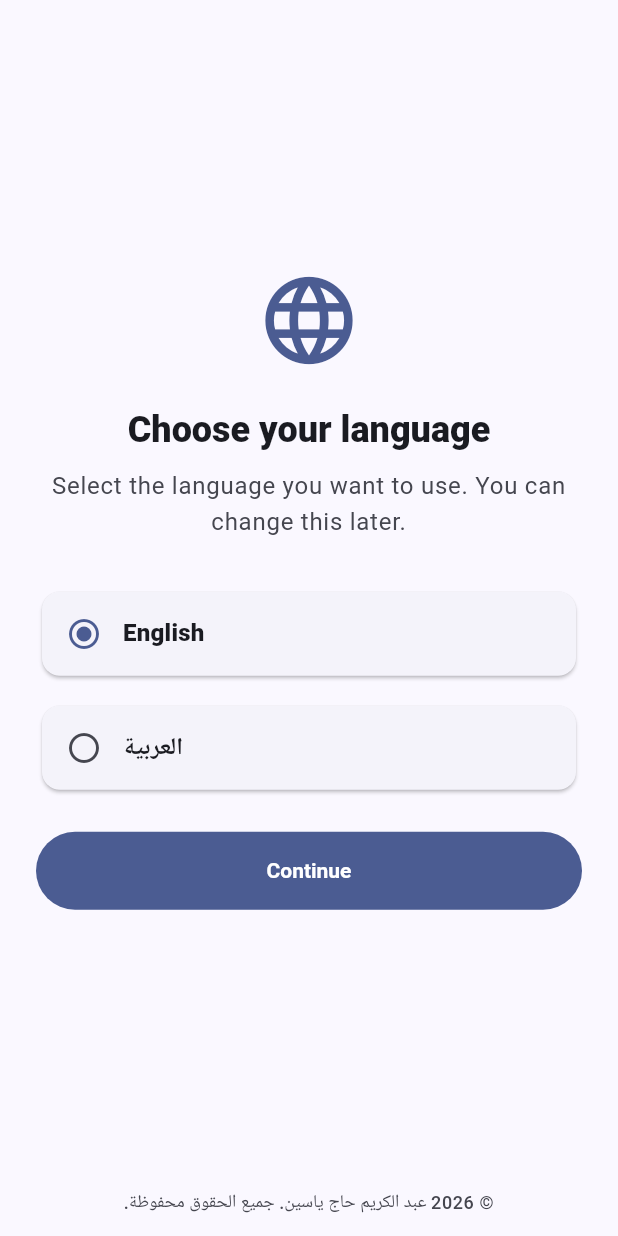
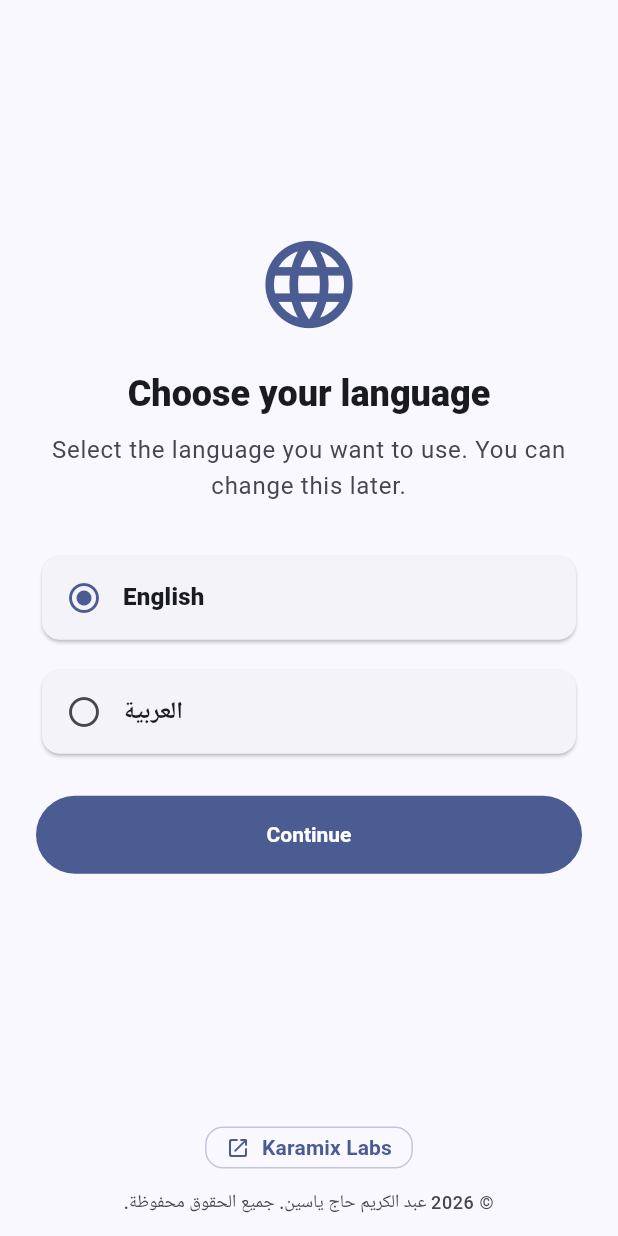
Before and after one commit to abdulkarimhajyasin-alt/myapk1, a Flutter app: the screen it shows after launch, on a phone screen of 412 x 824 dp. Run offline on Flutter 3.47's test engine with Material 3 defaults, Android fonts, the phone set to English and light mode, and no system bars; our stand-ins replace shared_preferences, supabase_flutter; accounts and stored records are empty.

Commit message:
Add global Karamix Labs website button

```diff
--- a/lib/l10n/app_localizations.dart
+++ b/lib/l10n/app_localizations.dart
@@ -98,6 +98,10 @@ class AppLocalizations {
       'errorSupabaseNotConfigured':
           'Cloud test mode is not configured for this build.',
       'logout': 'Log out',
+      'karamixLabsButtonLabel': 'Karamix Labs',
+      'karamixLabsButtonTooltip': 'Open Karamix Labs website',
+      'karamixLabsLaunchError':
+          'Could not open the Karamix Labs website. Please try again later.',
       'footerText':
           '© 2026 عبد الكريم حاج ياسين. جميع الحقوق محفوظة.',
     },
@@ -178,6 +182,10 @@ class AppLocalizations {
       'errorSupabaseNotConfigured':
           'وضع الاختبار السحابي غير مهيأ في هذا الإصدار.',
       'logout': 'تسجيل الخروج',
+      'karamixLabsButtonLabel': 'Karamix Labs',
+      'karamixLabsButtonTooltip': 'فتح موقع Karamix Labs',
+      'karamixLabsLaunchError':
+          'تعذر فتح موقع Karamix Labs. يرجى المحاولة لاحقا.',
       'footerText':
           '© 2026 عبد الكريم حاج ياسين. جميع الحقوق محفوظة.',
     },
@@ -265,6 +273,9 @@ class AppLocalizations {
   String get errorSupabasePermission => _text('errorSupabasePermission');
   String get errorSupabaseNotConfigured => _text('errorSupabaseNotConfigured');
   String get logout => _text('logout');
+  String get karamixLabsButtonLabel => _text('karamixLabsButtonLabel');
+  String get karamixLabsButtonTooltip => _text('karamixLabsButtonTooltip');
+  String get karamixLabsLaunchError => _text('karamixLabsLaunchError');
   String get footerText => _text('footerText');
 
   String addingExpenseFor(String memberName) {
--- a/lib/widgets/app_footer.dart
+++ b/lib/widgets/app_footer.dart
@@ -1,18 +1,75 @@
 import 'package:flutter/material.dart';
+import 'package:url_launcher/url_launcher.dart';
 
 import '../l10n/app_localizations.dart';
 
 class AppFooter extends StatelessWidget {
   const AppFooter({super.key});
 
+  static final Uri _karamixLabsUri = Uri.parse('https://karamixlabs.com');
+
+  Future<void> _openKaramixLabs(BuildContext context) async {
+    final messenger = ScaffoldMessenger.of(context);
+    final errorMessage = context.l10n.karamixLabsLaunchError;
+
+    try {
+      final launched = await launchUrl(
+        _karamixLabsUri,
+        mode: LaunchMode.externalApplication,
+      );
+      if (launched || !context.mounted) return;
+    } catch (_) {
+      if (!context.mounted) return;
+    }
+
+    messenger.showSnackBar(
+      SnackBar(content: Text(errorMessage)),
+    );
+  }
+
   @override
   Widget build(BuildContext context) {
     final theme = Theme.of(context);
+    final l10n = context.l10n;
 
     return Padding(
       padding: const EdgeInsets.fromLTRB(20, 8, 20, 14),
-      child: Text(
-        context.l10n.footerText,
+      child: Column(
+        mainAxisSize: MainAxisSize.min,
+        children: [
+          Semantics(
+            label: l10n.karamixLabsButtonTooltip,
+            button: true,
+            child: Tooltip(
+              message: l10n.karamixLabsButtonTooltip,
+              child: OutlinedButton.icon(
+                onPressed: () => _openKaramixLabs(context),
+                icon: const Icon(Icons.open_in_new_rounded, size: 16),
+                label: Text(l10n.karamixLabsButtonLabel),
+                style: OutlinedButton.styleFrom(
+                  minimumSize: const Size(0, 36),
+                  padding: const EdgeInsets.symmetric(
+                    horizontal: 14,
+                    vertical: 8,
+                  ),
+                  visualDensity: VisualDensity.compact,
+                  foregroundColor: theme.colorScheme.primary,
+                  side: BorderSide(
+                    color: theme.colorScheme.primary.withAlpha(82),
+                  ),
+                  shape: RoundedRectangleBorder(
+                    borderRadius: BorderRadius.circular(12),
+                  ),
+                  textStyle: theme.textTheme.labelLarge?.copyWith(
+                    fontWeight: FontWeight.w700,
+                  ),
+                ),
+              ),
+            ),
+          ),
+          const SizedBox(height: 8),
+          Text(
+            l10n.footerText,
             textAlign: TextAlign.center,
             textDirection: TextDirection.rtl,
             style: theme.textTheme.bodySmall?.copyWith(
@@ -20,6 +77,8 @@ class AppFooter extends StatelessWidget {
               fontWeight: FontWeight.w500,
             ),
           ),
+        ],
+      ),
     );
   }
 }
--- a/pubspec.yaml
+++ b/pubspec.yaml
@@ -13,6 +13,7 @@ dependencies:
     sdk: flutter
   shared_preferences: ^2.3.3
   supabase_flutter: ^2.12.4
+  url_launcher: ^6.3.1
 
 dev_dependencies:
   flutter_test:
```
Also changed, not shown: 2 other files. Lines whose indentation alone changed are shown as unchanged.
